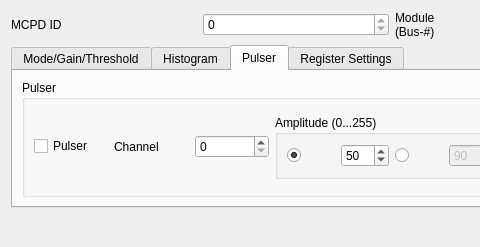
Old version of the form qmesydaq/modulesetup.ui in the repository flueke/qmesydaq; both pictures show x 0 to 480 and y 0 to 247 of the 784 by 247 pixel window.
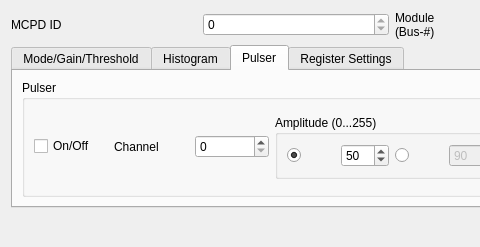
New version of the form. Custom widgets are drawn as their Qt base class.

Commit message:
Switch pulser on/off if toggle the pulser checkbox
Fixes: #1126

Patch:
```diff
--- a/qmesydaq/modulesetup.ui
+++ b/qmesydaq/modulesetup.ui
@@ -623,7 +623,7 @@
                  <string>toggle pulser on/off</string>
                 </property>
                 <property name="text">
-                 <string>Pulser</string>
+                 <string>On/Off</string>
                 </property>
                 <property name="checkable">
                  <bool>true</bool>
```
Left out of the diff: 48 changed lines with no effect on the pictures. The commit also changes 1 other file.
